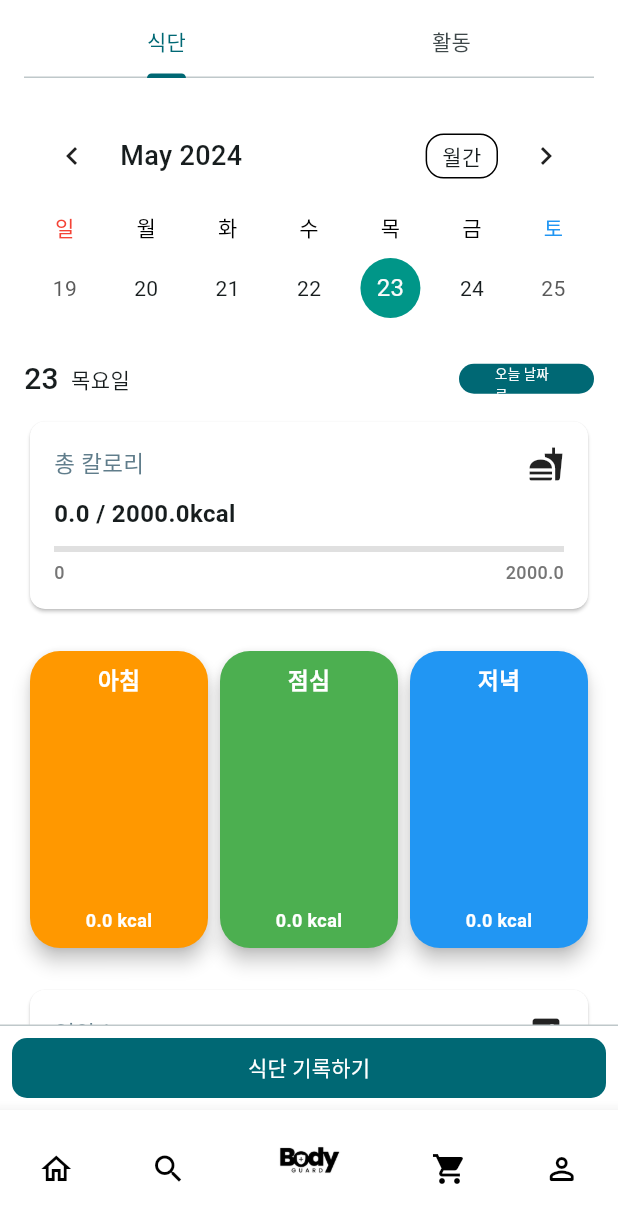
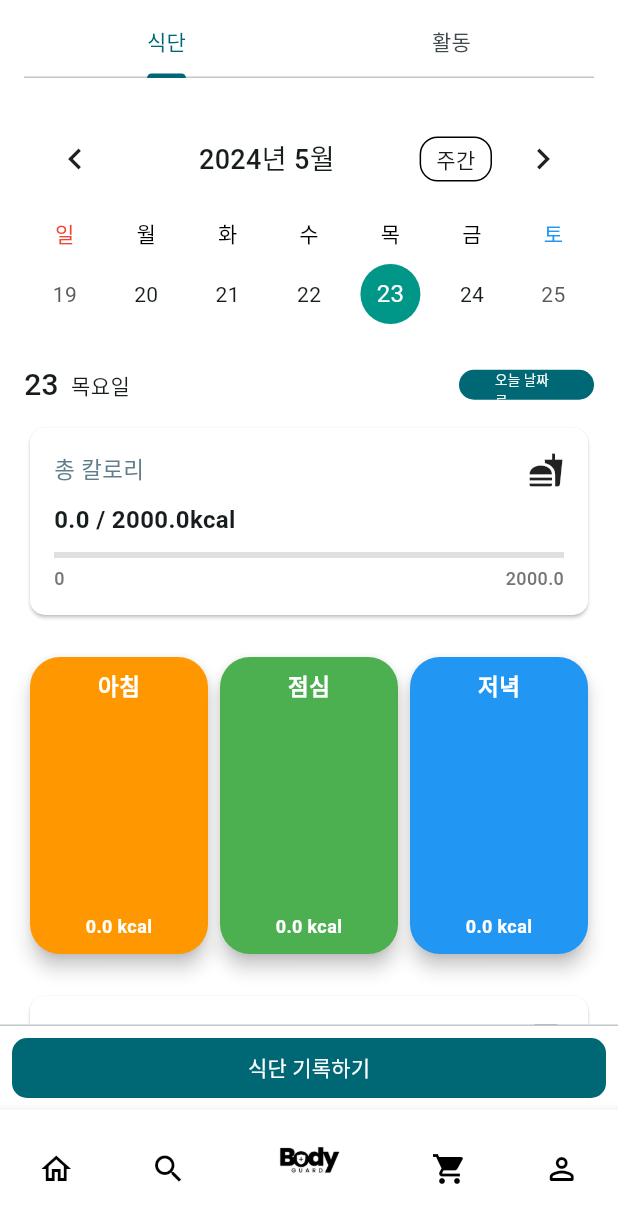
Before and after one commit to suhunPark38/bodyguard, a Flutter app: the screen it shows once a user with an empty profile is signed in, after a tap on "확인하기", on a phone screen of 412 x 824 dp. Shown: the top 1223 px of the screen. Run offline on Flutter 3.47's test engine with Material 3 defaults, Android fonts, the phone set to English and light mode, and no system bars; drawn by our look-alikes of table_calendar; our stand-ins replace auto_size_text, carousel_slider, cloud_firestore, drift, firebase_auth, firebase_core and 5 more; missing offline and left inert: carp_serializable, flutter_naver_map, health; accounts and stored records are empty; generated files the repository leaves out were written again; Roboto replaces fonts that are missing (Pretendard).

Commit message:
ios빌드를 위한 플러터 업데이트를 위한 pub 업데이트로 인한 캘린더 하드 코딩으로 수정

```diff
--- a/lib/main.dart
+++ b/lib/main.dart
@@ -29,11 +29,11 @@
   );// Firebase 초기화
 
   // health connect 사용 설정
-  //Health().configure(useHealthConnectIfAvailable: true);
+  Health().configure(useHealthConnectIfAvailable: true);
 
   // google health connect 연동을 위한 권한 확인 && app 설치 여부 확인
-  //HealthUtil().authorize();
-  //HealthUtil().installHealthConnect();
+  HealthUtil().authorize();
+  HealthUtil().installHealthConnect();
 
   initializeDateFormatting().then((_) => runApp(
     const MyApp()
--- a/lib/screens/diet_page/widgets/diet_calendar.dart
+++ b/lib/screens/diet_page/widgets/diet_calendar.dart
@@ -10,6 +10,10 @@
 
   @override
   Widget build(BuildContext context) {
+    final koreanMonths = [
+      '1월', '2월', '3월', '4월', '5월', '6월', '7월', '8월', '9월', '10월', '11월', '12월'
+    ];
+
     return Consumer<DietProvider>(
       builder: (context, provider, child) {
         return TableCalendar(
@@ -32,25 +36,22 @@
             provider.setSelectedDay(selectedDay);
             provider.setFocusedDay(focusedDay);
             provider.notifySelectDiets(selectedDay);
-
           },
-
           headerStyle: const HeaderStyle(
-            titleTextStyle:
-                TextStyle(fontSize: 18, fontWeight: FontWeight.w500),
+            titleTextStyle: TextStyle(fontSize: 18, fontWeight: FontWeight.w500),
             formatButtonVisible: true,
+            formatButtonShowsNext: false,
+            leftChevronIcon: Icon(Icons.chevron_left, size: 28),
+            rightChevronIcon: Icon(Icons.chevron_right, size: 28),
           ),
-          calendarStyle:  CalendarStyle(
+          calendarStyle: CalendarStyle(
             selectedDecoration: const BoxDecoration(
-              color: Colors.teal,
-              shape: BoxShape.circle
+                color: Colors.teal, shape: BoxShape.circle),
+            todayDecoration: BoxDecoration(
+                color: Colors.teal.shade100, shape: BoxShape.circle),
           ),
-            todayDecoration: BoxDecoration(
-              color: Colors.teal.shade100,
-                shape: BoxShape.circle
-            ),
-          ),
-          calendarBuilders: CalendarBuilders(dowBuilder: (context, day) {
+          calendarBuilders: CalendarBuilders(
+            dowBuilder: (context, day) {
               switch (day.weekday) {
                 case 1:
                   return const Center(
@@ -94,13 +95,6 @@
                       style: TextStyle(color: Colors.blue),
                     ),
                   );
-              case 6:
-                return const Center(
-                  child: Text(
-                    '토',
-                    style: TextStyle(color: Colors.blue),
-                  ),
-                );
                 case 7:
                   return const Center(
                     child: Text(
@@ -112,9 +106,15 @@
               return null;
             },
             markerBuilder: (context, day, events) {
-              List<DietData> breakfastForDay = provider.breakfastForPeriod.where((diet) => isSameDay(diet.eatingTime, day)).toList();
-              List<DietData> lunchForDay = provider.lunchForPeriod.where((diet) => isSameDay(diet.eatingTime, day)).toList();
-              List<DietData> dinnerForDay = provider.dinnerForPeriod.where((diet) => isSameDay(diet.eatingTime, day)).toList();
+              List<DietData> breakfastForDay = provider.breakfastForPeriod
+                  .where((diet) => isSameDay(diet.eatingTime, day))
+                  .toList();
+              List<DietData> lunchForDay = provider.lunchForPeriod
+                  .where((diet) => isSameDay(diet.eatingTime, day))
+                  .toList();
+              List<DietData> dinnerForDay = provider.dinnerForPeriod
+                  .where((diet) => isSameDay(diet.eatingTime, day))
+                  .toList();
 
               final hasBreakfast = breakfastForDay.isNotEmpty;
               final hasLunch = lunchForDay.isNotEmpty;
@@ -153,10 +153,15 @@
                 ],
               );
             },
-
-
+            headerTitleBuilder: (context, day) {
+              return Center(
+                child: Text(
+                  '${day.year}년 ${koreanMonths[day.month - 1]}',
+                  style: const TextStyle(fontSize: 18, fontWeight: FontWeight.w500),
                 ),
-
+              );
+            },
+          ),
         );
       },
     );
```
Lines whose indentation alone changed are shown as unchanged.
